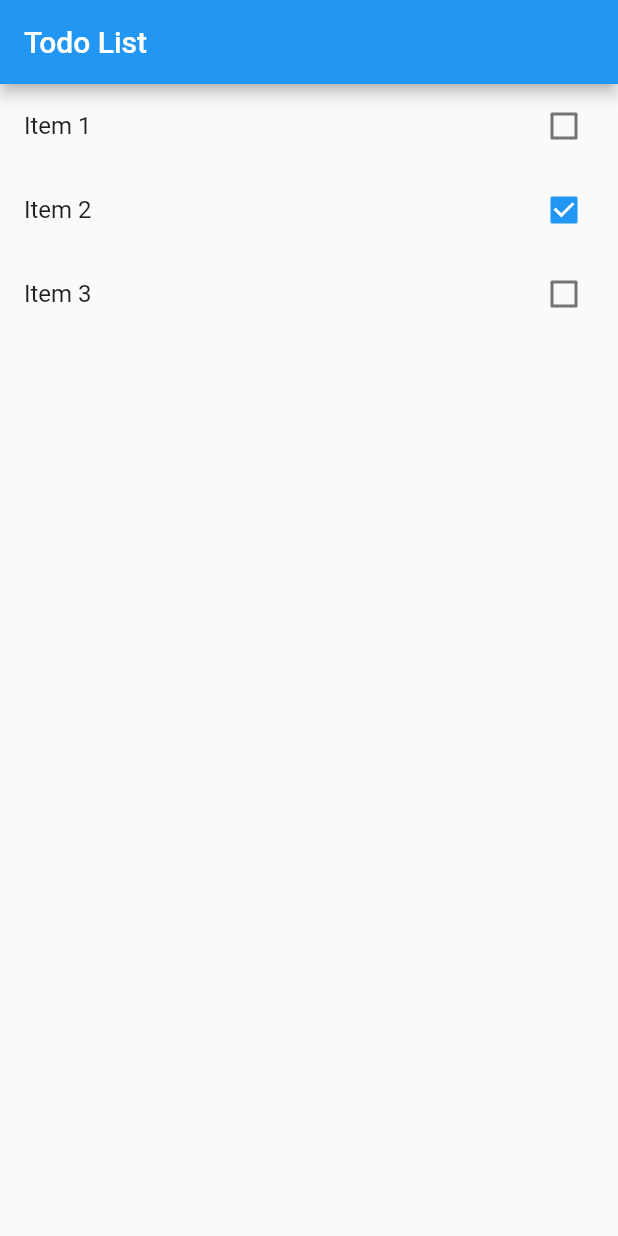
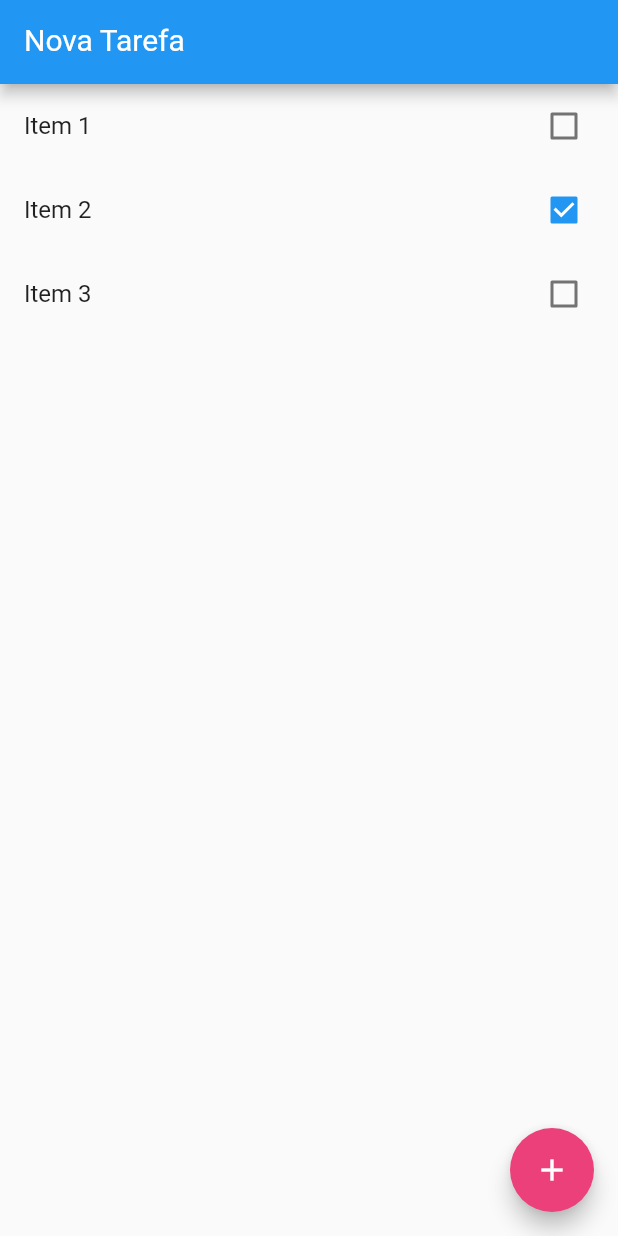
Before and after one commit to FelipeDias28/balta---Todo, a Flutter app: the screen it shows after launch, on a phone screen of 412 x 824 dp. Run offline on Flutter 3.47's test engine with Material 2 defaults, Android fonts, the phone set to English and light mode, and no system bars.

```diff
--- a/lib/main.dart
+++ b/lib/main.dart
@@ -35,11 +35,42 @@ class HomePage extends StatefulWidget {
 }
 
 class _HomePageState extends State<HomePage> {
+  var newTaskController = TextEditingController();
+
+  void add() {
+    if (newTaskController.text.isEmpty) return;
+
+    setState(() {
+      widget.items.add(
+        Item(
+          title: newTaskController.text,
+          done: false,
+        ),
+      );
+
+      newTaskController.clear();
+    });
+  }
+
   @override
   Widget build(BuildContext context) {
     return Scaffold(
       appBar: AppBar(
-        title: const Text("Todo List"),
+        title: TextFormField(
+          controller: newTaskController,
+          keyboardType: TextInputType.text, // Forma do teclado
+          style: const TextStyle(
+            // o estilo da letra que será digitado
+            color: Colors.white,
+            fontSize: 20,
+          ),
+          decoration: const InputDecoration(
+            labelText: "Nova Tarefa",
+            labelStyle: TextStyle(
+              color: Colors.white,
+            ),
+          ),
+        ),
       ),
       body: ListView.builder(
         itemCount: widget.items.length, // Tamanho da lista em tempo de execução
@@ -48,12 +79,21 @@ class _HomePageState extends State<HomePage> {
           final item = widget.items[index];
           return CheckboxListTile(
             value: item.done, // True ou false
-            onChanged: (value) {}, // retorna True ou false
+            onChanged: (value) {
+              setState(() {
+                item.done = value;
+              });
+            }, // retorna True ou false
             title: Text(item.title ?? ''),
             key: Key(item.title ?? ''), // Não pode se repetir
           );
         },
       ),
+      floatingActionButton: FloatingActionButton(
+        onPressed: add,
+        backgroundColor: Colors.pink[400],
+        child: const Icon(Icons.add),
+      ),
     );
   }
 }
```
